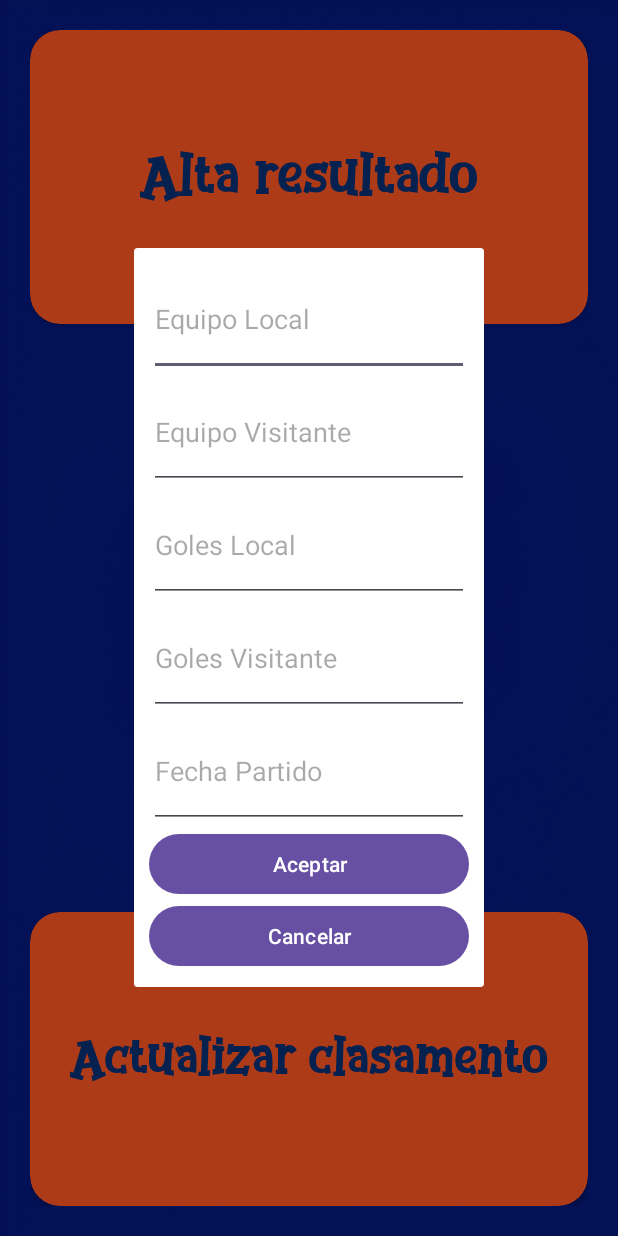
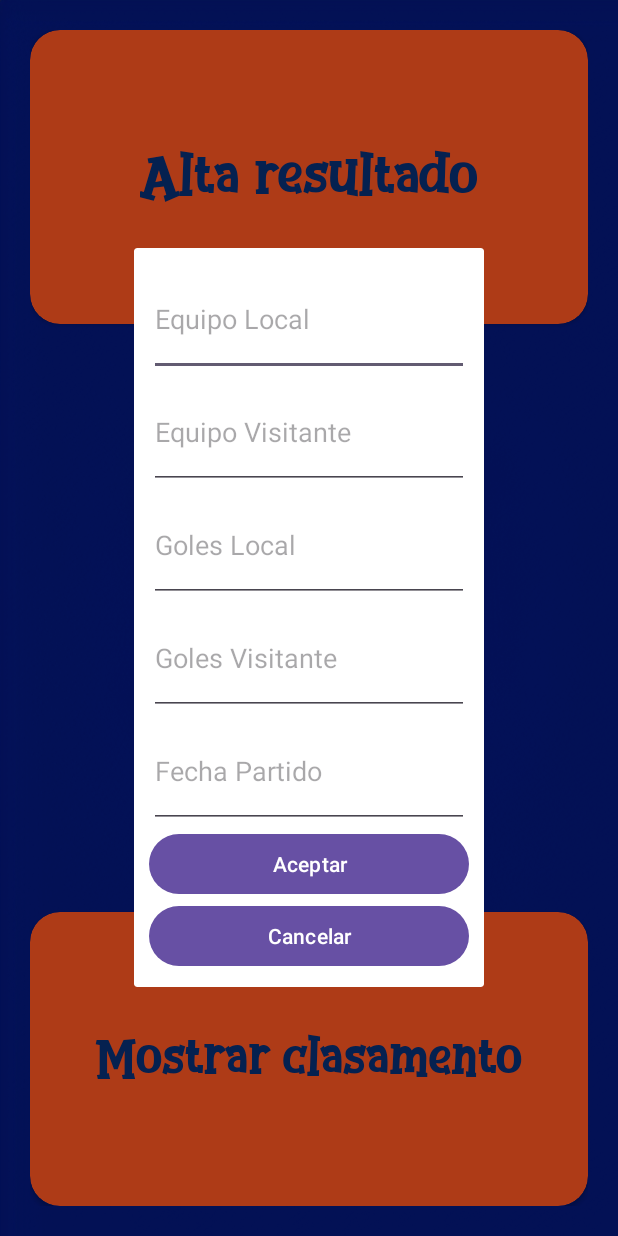
Before and after one commit to YuSinn/BaskeTeam, an Android app: the AltaResultado screen opened directly, with no data from a screen before it, after a tap on "Alta resultado", on a phone screen of 412 x 824 dp. Run offline under Robolectric (Android 15) with nearby library versions, the phone set to English and light mode, and no system bars; our stand-ins replace Room's generated code.

Commit message:
FIN DEL PROYECTO

```diff
--- a/app/src/main/java/com/alexandru/vladut/gabriel97/basketeam/AltaResultado.kt
+++ b/app/src/main/java/com/alexandru/vladut/gabriel97/basketeam/AltaResultado.kt
@@ -1,5 +1,6 @@
 package com.alexandru.vladut.gabriel97.basketeam
 
+import android.content.Intent
 import androidx.appcompat.app.AppCompatActivity
 import android.os.Bundle
 import android.view.View
@@ -64,6 +65,8 @@ class AltaResultado : AppCompatActivity() {
             }
         })
     }
-
-
+    fun onClasamento(view: View){
+        val intent = Intent(this, Clasamento::class.java)
+        startActivity(intent)
+    }
 }
--- a/app/src/main/res/layout/activity_alta_resultado.xml
+++ b/app/src/main/res/layout/activity_alta_resultado.xml
@@ -38,8 +38,9 @@
         android:layout_width="match_parent"
         android:layout_height="0dp"
         android:layout_weight="1"
+        android:onClick="onClasamento"
         app:cardBackgroundColor="#FF5722"
-        app:cardCornerRadius="20dp" >
+        app:cardCornerRadius="20dp">
 
         <TextView
             android:id="@+id/textView2"
@@ -48,7 +49,8 @@
             android:layout_gravity="center"
             android:fontFamily="@font/bomb"
             android:gravity="center"
-            android:text="Actualizar clasamento"
+            android:onClick="onClasamento"
+            android:text="Mostrar clasamento"
             android:textColor="#083075"
             android:textSize="18sp" />
     </androidx.cardview.widget.CardView>
--- a/app/src/main/res/layout/activity_main.xml
+++ b/app/src/main/res/layout/activity_main.xml
@@ -4,7 +4,7 @@
     xmlns:tools="http://schemas.android.com/tools"
     android:layout_width="match_parent"
     android:layout_height="match_parent"
-    android:background="@drawable/basketballhd2"
+    android:background="@drawable/basketball3"
     tools:context=".MainActivity">
 
     <EditText
```
